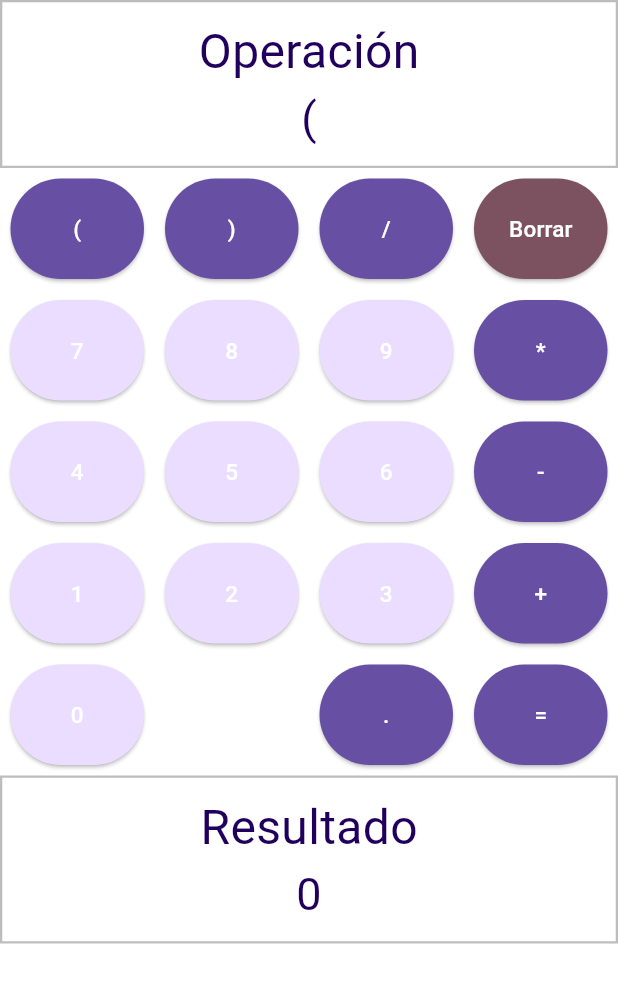
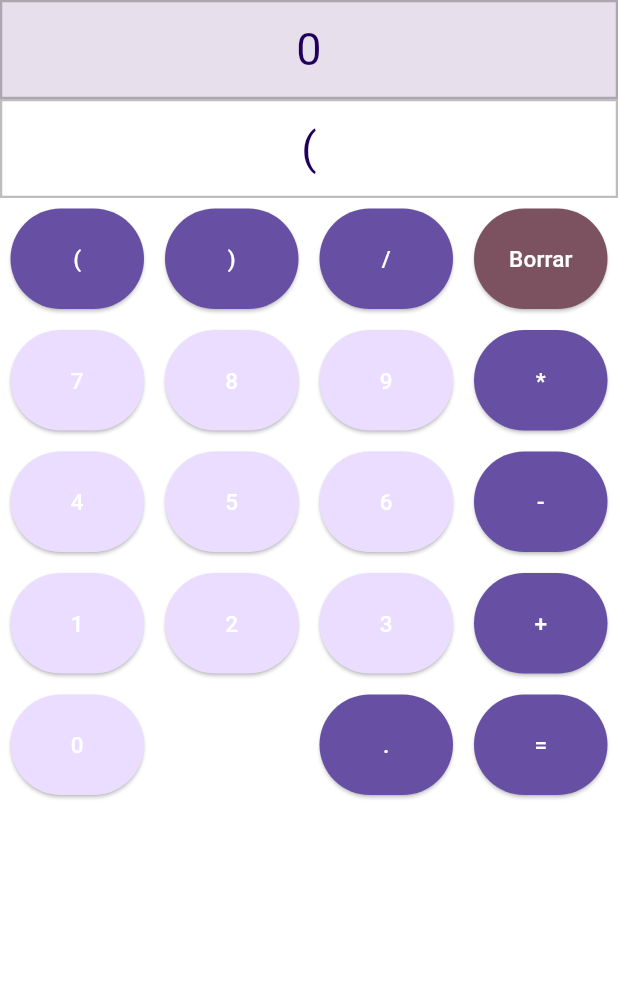
Before and after one commit to FrJ03/flutter-calculator, a Flutter app: the screen it shows after launch, after a tap on an icon or button, on a phone screen of 412 x 824 dp, the part 84-1087 px from its top. Run offline on Flutter 3.47's test engine with Material 3 defaults, Android fonts, the phone set to English and light mode, and no system bars.

Commit message:
feat: display previous operation and avoid duplicate result

```diff
--- a/lib/main.dart
+++ b/lib/main.dart
@@ -32,6 +32,7 @@ class CalculatorHomePage extends StatefulWidget {
 class _CalculatorHomePageState extends State<CalculatorHomePage> {
   String output = '0';
   String operation = '0';
+  String operationView = '0';
   Calculator calculator = Calculator(); // Instancia del controlador
   // Función para manejar la pulsación de los botones
   void buttonPressed(String value) {
@@ -39,10 +40,13 @@ class _CalculatorHomePageState extends State<CalculatorHomePage> {
       if (value == "Borrar") {
         operation = '0';
         output = '0';
+        operationView='0';
       } else if (value == "=") {
         try {
           double result = calculator.calculate(operation); // Llama a la función de cálculo
           output = result.toString(); // Muestra el resultado
+          operationView=operation;
+          operation=output;
         } catch (e) {
           output = "Error"; // Maneja cualquier error de cálculo
         }
@@ -70,6 +74,24 @@ class _CalculatorHomePageState extends State<CalculatorHomePage> {
 
           children: [
             Container(
+              width:double.infinity,
+              padding: const EdgeInsets.all(10.0),
+              decoration: BoxDecoration(
+                color:Color(0xFFE7E0EC),
+                border: Border.all(color: Colors.black26, width: 1.5),
+
+              ),
+              child: Column(
+                mainAxisAlignment: MainAxisAlignment.end,
+                children: [
+                  Text(
+                    operationView,
+                    style: const TextStyle(fontSize: 30,color: Color(0xFF21005D)),
+                  ),
+                ],
+              ),
+            ),
+            Container(
               width: double.infinity,
               padding: const EdgeInsets.all(10.0),
               decoration: BoxDecoration(
@@ -78,10 +100,6 @@ class _CalculatorHomePageState extends State<CalculatorHomePage> {
               child: Column(
                 mainAxisAlignment: MainAxisAlignment.end,
                 children: [
-                  const Text(
-                    'Operación',
-                    style: TextStyle(fontSize: 32, color: Color(0xFF21005D)),
-                  ),
                   Text(
                     operation,
                     style: const TextStyle(fontSize: 30,color: Color(0xFF21005D)),
@@ -140,27 +158,6 @@ class _CalculatorHomePageState extends State<CalculatorHomePage> {
                 ),
               ),
             ),
-            // Caja para mostrar el resultado
-            Container(
-              width: double.infinity,
-              padding: const EdgeInsets.all(10.0),
-              decoration: BoxDecoration(
-                border: Border.all(color: Colors.black26, width: 1.5),
-              ),
-              child: Column(
-                mainAxisAlignment: MainAxisAlignment.end,
-                children: [
-                  const Text(
-                    'Resultado',
-                    style: TextStyle(fontSize: 32,  color: Color(0xFF21005D)),
-                  ),
-                  Text(
-                    output,
-                    style: const TextStyle(fontSize: 30,color: Color(0xFF21005D)),
-                  ),
-                ],
-              ),
-            ),
           ],
         ),
       ),
```
